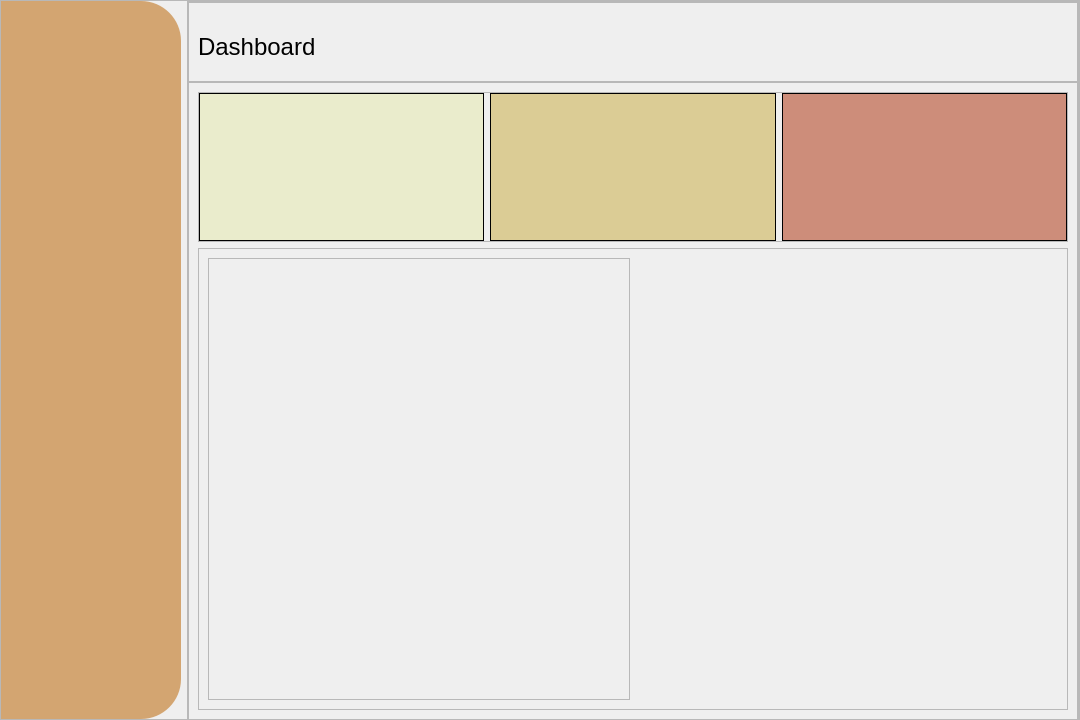
This is Final Main/windows/dashboard_page.ui in syxn0/syno as Qt 5 draws it before an edit. The edited form follows.
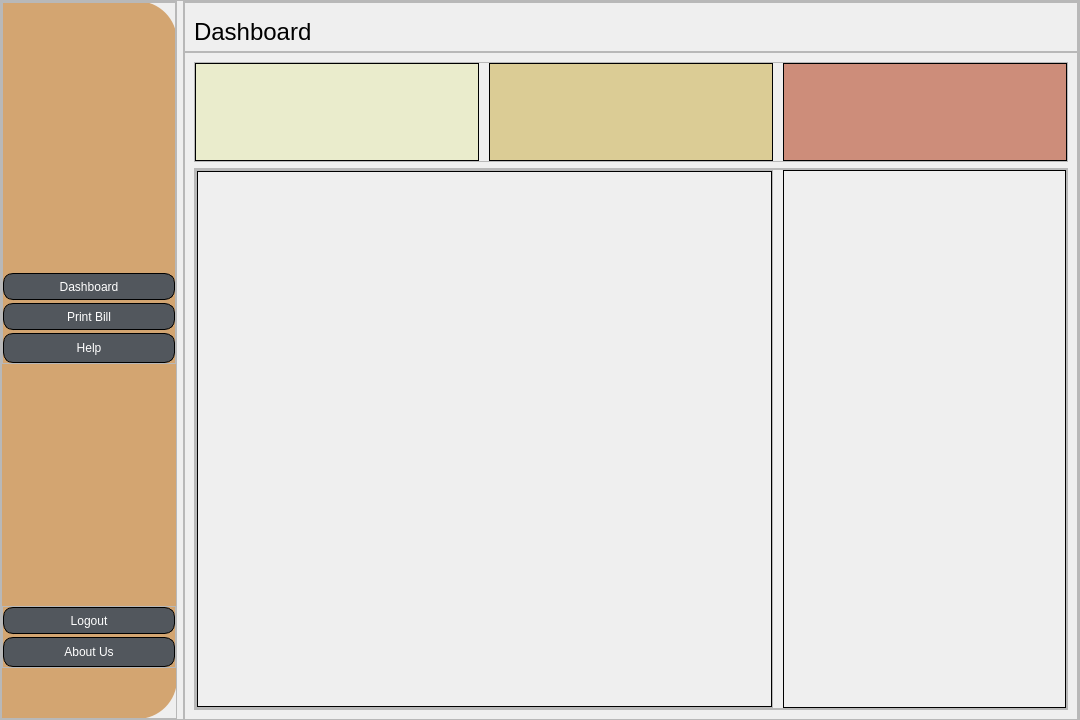
This is the edited form. Icons and pictures are not drawn.

What changed in the file:
```diff
--- a/Final Main/windows/dashboard_page.ui
+++ b/Final Main/windows/dashboard_page.ui
@@ -54,13 +54,85 @@
 	border:1px solid black;
 	background: rgb(234, 236, 204);
 }
-#pastbill_2{
+#pastbill{
 	border:1px solid black;
 	background:rgb(219, 204, 149);
 }
 #averagebill{
 	border:1px solid black;
 	background: #CD8D7A;
+}
+#graph{
+	border: 1px solid black;
+}
+#history{
+	border:1px solid black;
+}
+#sidebar_bottom_buttons{
+	margin-bottom: 50px;
+}
+#logout{
+	border-radius:10px;
+	border:1px solid black;
+	background:rgb(82, 87, 93);
+	color: white;
+	margin-bottom:3px;
+}
+#logout:hover{
+	background:rgb(82,87,93,0.7);
+}
+#logout:pressed{
+	background:rgb(82,87,93,0.2);
+}
+#about_us{
+	border-radius:10px;
+	border:1px solid black;
+	background:rgb(82, 87, 93);
+	color: white;
+}
+#about_us:hover{
+	background:rgb(82,87,93,0.7);
+}
+#about_us:pressed{
+	background:rgb(82,87,93,0.2);
+}
+#dashboard{
+	border-radius:10px;
+	border:1px solid black;
+	background:rgb(82, 87, 93);
+	color: white;
+	margin-bottom:3px;
+}
+#dashboard:hover{
+	background:rgb(82,87,93,0.7);
+}
+#dashboard:pressed{
+	background:rgb(82,87,93,0.2);
+}
+#printbill{
+	border-radius:10px;
+	border:1px solid black;
+	background:rgb(82, 87, 93);
+	color: white;
+	margin-bottom:3px;
+}
+#printbill:hover{
+	background:rgb(82,87,93,0.7);
+}
+#printbill:pressed{
+	background:rgb(82,87,93,0.2);
+}
+#help{
+	border-radius:10px;
+	border:1px solid black;
+	background:rgb(82, 87, 93);
+	color: white;
+}
+#help:hover{
+	background:rgb(82,87,93,0.7);
+}
+#help:pressed{
+	background:rgb(82,87,93,0.2);
 }</string>
       </property>
       <property name="frameShape">
@@ -96,6 +168,169 @@
          <property name="frameShadow">
           <enum>QFrame::Raised</enum>
          </property>
+         <layout class="QHBoxLayout" name="horizontalLayout_7">
+          <property name="spacing">
+           <number>0</number>
+          </property>
+          <property name="leftMargin">
+           <number>0</number>
+          </property>
+          <property name="topMargin">
+           <number>0</number>
+          </property>
+          <property name="rightMargin">
+           <number>0</number>
+          </property>
+          <property name="bottomMargin">
+           <number>0</number>
+          </property>
+          <item>
+           <widget class="QFrame" name="frame_3">
+            <property name="frameShape">
+             <enum>QFrame::StyledPanel</enum>
+            </property>
+            <property name="frameShadow">
+             <enum>QFrame::Raised</enum>
+            </property>
+            <layout class="QVBoxLayout" name="verticalLayout_4">
+             <property name="spacing">
+              <number>0</number>
+             </property>
+             <property name="leftMargin">
+              <number>0</number>
+             </property>
+             <property name="topMargin">
+              <number>0</number>
+             </property>
+             <property name="rightMargin">
+              <number>0</number>
+             </property>
+             <property name="bottomMargin">
+              <number>0</number>
+             </property>
+             <item alignment="Qt::AlignVCenter">
+              <widget class="QFrame" name="sidebar_center_button">
+               <property name="frameShape">
+                <enum>QFrame::StyledPanel</enum>
+               </property>
+               <property name="frameShadow">
+                <enum>QFrame::Raised</enum>
+               </property>
+               <layout class="QVBoxLayout" name="verticalLayout_6">
+                <property name="spacing">
+                 <number>0</number>
+                </property>
+                <property name="leftMargin">
+                 <number>0</number>
+                </property>
+                <property name="topMargin">
+                 <number>270</number>
+                </property>
+                <property name="rightMargin">
+                 <number>0</number>
+                </property>
+                <property name="bottomMargin">
+                 <number>0</number>
+                </property>
+                <item>
+                 <widget class="QPushButton" name="dashboard">
+                  <property name="minimumSize">
+                   <size>
+                    <width>0</width>
+                    <height>30</height>
+                   </size>
+                  </property>
+                  <property name="text">
+                   <string>Dashboard</string>
+                  </property>
+                 </widget>
+                </item>
+                <item>
+                 <widget class="QPushButton" name="printbill">
+                  <property name="minimumSize">
+                   <size>
+                    <width>0</width>
+                    <height>30</height>
+                   </size>
+                  </property>
+                  <property name="text">
+                   <string>Print Bill</string>
+                  </property>
+                 </widget>
+                </item>
+                <item>
+                 <widget class="QPushButton" name="help">
+                  <property name="minimumSize">
+                   <size>
+                    <width>0</width>
+                    <height>30</height>
+                   </size>
+                  </property>
+                  <property name="text">
+                   <string>Help</string>
+                  </property>
+                 </widget>
+                </item>
+               </layout>
+              </widget>
+             </item>
+             <item alignment="Qt::AlignBottom">
+              <widget class="QFrame" name="sidebar_bottom_buttons">
+               <property name="frameShape">
+                <enum>QFrame::StyledPanel</enum>
+               </property>
+               <property name="frameShadow">
+                <enum>QFrame::Raised</enum>
+               </property>
+               <layout class="QVBoxLayout" name="verticalLayout_5">
+                <property name="spacing">
+                 <number>0</number>
+                </property>
+                <property name="leftMargin">
+                 <number>0</number>
+                </property>
+                <property name="topMargin">
+                 <number>0</number>
+                </property>
+                <property name="rightMargin">
+                 <number>0</number>
+                </property>
+                <property name="bottomMargin">
+                 <number>0</number>
+                </property>
+                <item>
+                 <widget class="QPushButton" name="logout">
+                  <property name="minimumSize">
+                   <size>
+                    <width>0</width>
+                    <height>30</height>
+                   </size>
+                  </property>
+                  <property name="text">
+                   <string>Logout</string>
+                  </property>
+                 </widget>
+                </item>
+                <item>
+                 <widget class="QPushButton" name="about_us">
+                  <property name="minimumSize">
+                   <size>
+                    <width>0</width>
+                    <height>30</height>
+                   </size>
+                  </property>
+                  <property name="text">
+                   <string>About Us</string>
+                  </property>
+                 </widget>
+                </item>
+               </layout>
+              </widget>
+             </item>
+            </layout>
+           </widget>
+          </item>
+         </layout>
         </widget>
        </item>
        <item alignment="Qt::AlignTop">
@@ -139,7 +374,7 @@
             <property name="maximumSize">
              <size>
               <width>12341324</width>
-              <height>80</height>
+              <height>50</height>
              </size>
             </property>
             <property name="frameShape">
@@ -183,13 +418,18 @@
             </property>
             <layout class="QVBoxLayout" name="verticalLayout_3">
              <item>
-              <widget class="QFrame" name="frame1">
+              <widget class="QFrame" name="middleframe">
                <property name="maximumSize">
                 <size>
                  <width>16777215</width>
-                 <height>150</height>
+                 <height>100</height>
                 </size>
                </property>
+               <property name="font">
+                <font>
+                 <pointsize>8</pointsize>
+                </font>
+               </property>
                <property name="frameShape">
                 <enum>QFrame::StyledPanel</enum>
                </property>
@@ -198,7 +438,7 @@
                </property>
                <layout class="QHBoxLayout" name="horizontalLayout_3">
                 <property name="spacing">
-                 <number>6</number>
+                 <number>10</number>
                 </property>
                 <property name="leftMargin">
                  <number>0</number>
@@ -220,16 +460,48 @@
                   <property name="frameShadow">
                    <enum>QFrame::Raised</enum>
                   </property>
+                  <widget class="QLabel" name="bill_icon">
+                   <property name="geometry">
+                    <rect>
+                     <x>10</x>
+                     <y>10</y>
+                     <width>31</width>
+                     <height>31</height>
+                    </rect>
+                   </property>
+                   <property name="styleSheet">
+                    <string notr="true">image: url(:/resources/invoice.png);</string>
+                   </property>
+                   <property name="text">
+                    <string/>
+                   </property>
+                  </widget>
                  </widget>
                 </item>
                 <item>
-                 <widget class="QFrame" name="pastbill_2">
+                 <widget class="QFrame" name="pastbill">
                   <property name="frameShape">
                    <enum>QFrame::StyledPanel</enum>
                   </property>
                   <property name="frameShadow">
                    <enum>QFrame::Raised</enum>
                   </property>
+                  <widget class="QLabel" name="pastbill_icon">
+                   <property name="geometry">
+                    <rect>
+                     <x>0</x>
+                     <y>10</y>
+                     <width>51</width>
+                     <height>31</height>
+                    </rect>
+                   </property>
+                   <property name="styleSheet">
+                    <string notr="true">image: url(:/resources/past.png);</string>
+                   </property>
+                   <property name="text">
+                    <string/>
+                   </property>
+                  </widget>
                  </widget>
                 </item>
                 <item>
@@ -240,13 +512,29 @@
                   <property name="frameShadow">
                    <enum>QFrame::Raised</enum>
                   </property>
+                  <widget class="QLabel" name="averagebill_icon">
+                   <property name="geometry">
+                    <rect>
+                     <x>0</x>
+                     <y>10</y>
+                     <width>51</width>
+                     <height>31</height>
+                    </rect>
+                   </property>
+                   <property name="styleSheet">
+                    <string notr="true">image: url(:/resources/average.png);</string>
+                   </property>
+                   <property name="text">
+                    <string/>
+                   </property>
+                  </widget>
                  </widget>
                 </item>
                </layout>
               </widget>
              </item>
              <item>
-              <widget class="QFrame" name="frame2">
+              <widget class="QFrame" name="footerframe">
                <property name="frameShape">
                 <enum>QFrame::StyledPanel</enum>
                </property>
@@ -254,6 +542,18 @@
                 <enum>QFrame::Raised</enum>
                </property>
                <layout class="QHBoxLayout" name="horizontalLayout_4">
+                <property name="leftMargin">
+                 <number>0</number>
+                </property>
+                <property name="topMargin">
+                 <number>0</number>
+                </property>
+                <property name="rightMargin">
+                 <number>0</number>
+                </property>
+                <property name="bottomMargin">
+                 <number>0</number>
+                </property>
                 <item>
                  <widget class="QFrame" name="frame">
                   <property name="frameShape">
@@ -262,17 +562,94 @@
                   <property name="frameShadow">
                    <enum>QFrame::Raised</enum>
                   </property>
-                  <layout class="QHBoxLayout" name="horizontalLayout_5"/>
-                 </widget>
-                </item>
-                <item alignment="Qt::AlignRight">
-                 <widget class="QFrame" name="frame_2">
-                  <property name="frameShape">
-                   <enum>QFrame::StyledPanel</enum>
-                  </property>
-                  <property name="frameShadow">
-                   <enum>QFrame::Raised</enum>
-                  </property>
+                  <layout class="QHBoxLayout" name="horizontalLayout_5">
+                   <property name="spacing">
+                    <number>10</number>
+                   </property>
+                   <property name="leftMargin">
+                    <number>0</number>
+                   </property>
+                   <property name="topMargin">
+                    <number>0</number>
+                   </property>
+                   <property name="rightMargin">
+                    <number>0</number>
+                   </property>
+                   <property name="bottomMargin">
+                    <number>0</number>
+                   </property>
+                   <item>
+                    <widget class="QFrame" name="frame_2">
+                     <property name="frameShape">
+                      <enum>QFrame::StyledPanel</enum>
+                     </property>
+                     <property name="frameShadow">
+                      <enum>QFrame::Raised</enum>
+                     </property>
+                     <layout class="QHBoxLayout" name="horizontalLayout_6">
+                      <property name="spacing">
+                       <number>0</number>
+                      </property>
+                      <property name="leftMargin">
+                       <number>0</number>
+                      </property>
+                      <property name="topMargin">
+                       <number>0</number>
+                      </property>
+                      <property name="rightMargin">
+                       <number>0</number>
+                      </property>
+                      <property name="bottomMargin">
+                       <number>0</number>
+                      </property>
+                      <item>
+                       <widget class="QFrame" name="graph">
+                        <property name="minimumSize">
+                         <size>
+                          <width>575</width>
+                          <height>0</height>
+                         </size>
+                        </property>
+                        <property name="maximumSize">
+                         <size>
+                          <width>1080</width>
+                          <height>16777215</height>
+                         </size>
+                        </property>
+                        <property name="frameShape">
+                         <enum>QFrame::StyledPanel</enum>
+                        </property>
+                        <property name="frameShadow">
+                         <enum>QFrame::Raised</enum>
+                        </property>
+                       </widget>
+                      </item>
+                     </layout>
+                    </widget>
+                   </item>
+                   <item>
+                    <widget class="QFrame" name="history">
+                     <property name="minimumSize">
+                      <size>
+                       <width>283</width>
+                       <height>0</height>
+                      </size>
+                     </property>
+                     <property name="maximumSize">
+                      <size>
+                       <width>283</width>
+                       <height>16777215</height>
+                      </size>
+                     </property>
+                     <property name="frameShape">
+                      <enum>QFrame::StyledPanel</enum>
+                     </property>
+                     <property name="frameShadow">
+                      <enum>QFrame::Raised</enum>
+                     </property>
+                    </widget>
+                   </item>
+                  </layout>
                  </widget>
                 </item>
                </layout>
```
Left out of the diff: 4 changed lines with no effect on the pictures.
